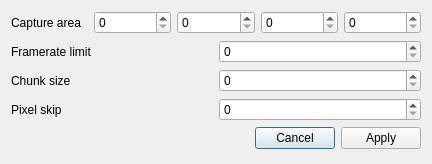
This is dialogs/alc-screen-configure-dialog.ui in dev-0x7C6/led-frame as Qt 5 draws it before an edit. The edited form follows.
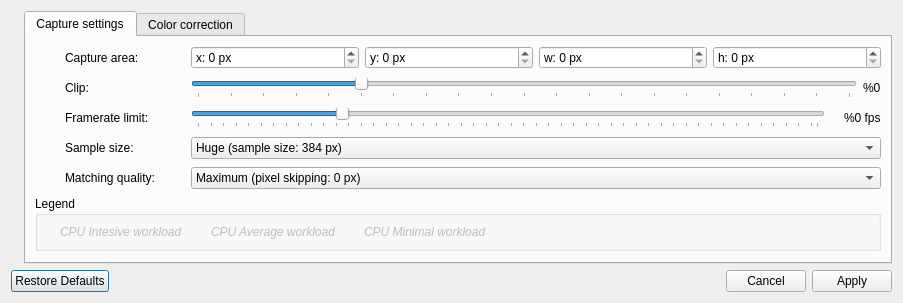
This is the edited form. Icons and pictures are not drawn. Custom widgets are drawn as their Qt base class.

Diff of the .ui file:
```diff
--- a/dialogs/alc-screen-configure-dialog.ui
+++ b/dialogs/alc-screen-configure-dialog.ui
@@ -6,8 +6,8 @@
    <rect>
     <x>0</x>
     <y>0</y>
-    <width>432</width>
-    <height>164</height>
+    <width>903</width>
+    <height>301</height>
    </rect>
   </property>
   <property name="windowTitle">
@@ -15,79 +15,734 @@
   </property>
   <layout class="QVBoxLayout" name="verticalLayout">
    <item>
-    <layout class="QHBoxLayout" name="horizontalLayout_4">
+    <layout class="QHBoxLayout" name="horizontalLayout_5">
      <item>
-      <widget class="QLabel" name="label_4">
+      <widget class="QLabel" name="label_6">
        <property name="text">
-        <string>Capture area</string>
+        <string/>
        </property>
-      </widget>
-     </item>
-     <item>
-      <widget class="QSpinBox" name="spinBox_5"/>
-     </item>
-     <item>
-      <widget class="QSpinBox" name="spinBox_6"/>
-     </item>
-     <item>
-      <widget class="QSpinBox" name="spinBox_4"/>
-     </item>
-     <item>
-      <widget class="QSpinBox" name="spinBox_7"/>
-     </item>
-    </layout>
-   </item>
-   <item>
-    <layout class="QHBoxLayout" name="horizontalLayout">
-     <item>
-      <widget class="QLabel" name="label">
-       <property name="text">
-        <string>Framerate limit</string>
+       <property name="pixmap">
+        <pixmap resource="../resources/resource.qrc">:/256x256/display2.png</pixmap>
        </property>
-      </widget>
-     </item>
-     <item>
-      <widget class="QSpinBox" name="spinBox"/>
-     </item>
-    </layout>
-   </item>
-   <item>
-    <layout class="QHBoxLayout" name="horizontalLayout_2">
-     <item>
-      <widget class="QLabel" name="label_2">
-       <property name="text">
-        <string>Chunk size</string>
+       <property name="alignment">
+        <set>Qt::AlignLeading|Qt::AlignLeft|Qt::AlignTop</set>
        </property>
       </widget>
      </item>
      <item>
-      <widget class="QSpinBox" name="spinBox_2"/>
-     </item>
-    </layout>
-   </item>
-   <item>
-    <layout class="QHBoxLayout" name="horizontalLayout_3">
-     <item>
-      <widget class="QLabel" name="label_3">
-       <property name="text">
-        <string>Pixel skip</string>
+      <widget class="QTabWidget" name="tabWidget">
+       <property name="currentIndex">
+        <number>0</number>
        </property>
+       <widget class="QWidget" name="tab">
+        <attribute name="title">
+         <string>Capture settings</string>
+        </attribute>
+        <layout class="QVBoxLayout" name="verticalLayout_3">
+         <item>
+          <layout class="QHBoxLayout" name="horizontalLayout_4">
+           <item>
+            <widget class="QLabel" name="brightnessIcon">
+             <property name="minimumSize">
+              <size>
+               <width>24</width>
+               <height>24</height>
+              </size>
+             </property>
+             <property name="text">
+              <string/>
+             </property>
+             <property name="pixmap">
+              <pixmap resource="../resources/resource.qrc">:/22x22/all-screens.png</pixmap>
+             </property>
+             <property name="alignment">
+              <set>Qt::AlignCenter</set>
+             </property>
+            </widget>
+           </item>
+           <item>
+            <widget class="QLabel" name="label_4">
+             <property name="sizePolicy">
+              <sizepolicy hsizetype="Maximum" vsizetype="Maximum">
+               <horstretch>0</horstretch>
+               <verstretch>0</verstretch>
+              </sizepolicy>
+             </property>
+             <property name="minimumSize">
+              <size>
+               <width>120</width>
+               <height>0</height>
+              </size>
+             </property>
+             <property name="text">
+              <string>Capture area:</string>
+             </property>
+            </widget>
+           </item>
+           <item>
+            <widget class="QSpinBox" name="areaX">
+             <property name="sizePolicy">
+              <sizepolicy hsizetype="MinimumExpanding" vsizetype="Fixed">
+               <horstretch>0</horstretch>
+               <verstretch>0</verstretch>
+              </sizepolicy>
+             </property>
+             <property name="suffix">
+              <string> px</string>
+             </property>
+             <property name="prefix">
+              <string>x: </string>
+             </property>
+             <property name="maximum">
+              <number>10000</number>
+             </property>
+            </widget>
+           </item>
+           <item>
+            <widget class="QSpinBox" name="areaY">
+             <property name="sizePolicy">
+              <sizepolicy hsizetype="MinimumExpanding" vsizetype="Fixed">
+               <horstretch>0</horstretch>
+               <verstretch>0</verstretch>
+              </sizepolicy>
+             </property>
+             <property name="suffix">
+              <string> px</string>
+             </property>
+             <property name="prefix">
+              <string>y: </string>
+             </property>
+             <property name="maximum">
+              <number>10000</number>
+             </property>
+            </widget>
+           </item>
+           <item>
+            <widget class="QSpinBox" name="areaWidth">
+             <property name="sizePolicy">
+              <sizepolicy hsizetype="MinimumExpanding" vsizetype="Fixed">
+               <horstretch>0</horstretch>
+               <verstretch>0</verstretch>
+              </sizepolicy>
+             </property>
+             <property name="suffix">
+              <string> px</string>
+             </property>
+             <property name="prefix">
+              <string>w: </string>
+             </property>
+             <property name="maximum">
+              <number>10000</number>
+             </property>
+            </widget>
+           </item>
+           <item>
+            <widget class="QSpinBox" name="areaHeight">
+             <property name="sizePolicy">
+              <sizepolicy hsizetype="MinimumExpanding" vsizetype="Fixed">
+               <horstretch>0</horstretch>
+               <verstretch>0</verstretch>
+              </sizepolicy>
+             </property>
+             <property name="suffix">
+              <string> px</string>
+             </property>
+             <property name="prefix">
+              <string>h: </string>
+             </property>
+             <property name="maximum">
+              <number>10000</number>
+             </property>
+            </widget>
+           </item>
+          </layout>
+         </item>
+         <item>
+          <layout class="QHBoxLayout" name="horizontalLayout_7">
+           <item>
+            <widget class="QLabel" name="brightnessIcon_2">
+             <property name="sizePolicy">
+              <sizepolicy hsizetype="Maximum" vsizetype="Maximum">
+               <horstretch>0</horstretch>
+               <verstretch>0</verstretch>
+              </sizepolicy>
+             </property>
+             <property name="minimumSize">
+              <size>
+               <width>24</width>
+               <height>24</height>
+              </size>
+             </property>
+             <property name="text">
+              <string/>
+             </property>
+             <property name="pixmap">
+              <pixmap resource="../resources/resource.qrc">:/22x22/selected-area.png</pixmap>
+             </property>
+             <property name="alignment">
+              <set>Qt::AlignCenter</set>
+             </property>
+            </widget>
+           </item>
+           <item>
+            <widget class="QLabel" name="label_8">
+             <property name="sizePolicy">
+              <sizepolicy hsizetype="Maximum" vsizetype="Maximum">
+               <horstretch>0</horstretch>
+               <verstretch>0</verstretch>
+              </sizepolicy>
+             </property>
+             <property name="minimumSize">
+              <size>
+               <width>120</width>
+               <height>0</height>
+              </size>
+             </property>
+             <property name="text">
+              <string>Clip:</string>
+             </property>
+            </widget>
+           </item>
+           <item>
+            <widget class="QSlider" name="clip">
+             <property name="sizePolicy">
+              <sizepolicy hsizetype="MinimumExpanding" vsizetype="Maximum">
+               <horstretch>0</horstretch>
+               <verstretch>0</verstretch>
+              </sizepolicy>
+             </property>
+             <property name="minimum">
+              <number>0</number>
+             </property>
+             <property name="maximum">
+              <number>20</number>
+             </property>
+             <property name="value">
+              <number>5</number>
+             </property>
+             <property name="orientation">
+              <enum>Qt::Horizontal</enum>
+             </property>
+             <property name="tickPosition">
+              <enum>QSlider::TicksBelow</enum>
+             </property>
+             <property name="tickInterval">
+              <number>1</number>
+             </property>
+            </widget>
+           </item>
+           <item>
+            <widget class="QLabel" name="clipLabel">
+             <property name="sizePolicy">
+              <sizepolicy hsizetype="Maximum" vsizetype="Maximum">
+               <horstretch>0</horstretch>
+               <verstretch>0</verstretch>
+              </sizepolicy>
+             </property>
+             <property name="text">
+              <string>%0</string>
+             </property>
+            </widget>
+           </item>
+          </layout>
+         </item>
+         <item>
+          <layout class="QHBoxLayout" name="horizontalLayout">
+           <item>
+            <widget class="QLabel" name="brightnessIcon_4">
+             <property name="sizePolicy">
+              <sizepolicy hsizetype="Maximum" vsizetype="Maximum">
+               <horstretch>0</horstretch>
+               <verstretch>0</verstretch>
+              </sizepolicy>
+             </property>
+             <property name="minimumSize">
+              <size>
+               <width>24</width>
+               <height>24</height>
+              </size>
+             </property>
+             <property name="text">
+              <string/>
+             </property>
+             <property name="pixmap">
+              <pixmap resource="../resources/resource.qrc">:/22x22/skip.png</pixmap>
+             </property>
+             <property name="alignment">
+              <set>Qt::AlignCenter</set>
+             </property>
+            </widget>
+           </item>
+           <item>
+            <widget class="QLabel" name="label">
+             <property name="sizePolicy">
+              <sizepolicy hsizetype="Maximum" vsizetype="Maximum">
+               <horstretch>0</horstretch>
+               <verstretch>0</verstretch>
+              </sizepolicy>
+             </property>
+             <property name="minimumSize">
+              <size>
+               <width>120</width>
+               <height>0</height>
+              </size>
+             </property>
+             <property name="text">
+              <string>Framerate limit:</string>
+             </property>
+            </widget>
+           </item>
+           <item>
+            <widget class="QSlider" name="fps">
+             <property name="sizePolicy">
+              <sizepolicy hsizetype="Expanding" vsizetype="Maximum">
+               <horstretch>0</horstretch>
+               <verstretch>0</verstretch>
+              </sizepolicy>
+             </property>
+             <property name="minimum">
+              <number>1</number>
+             </property>
+             <property name="maximum">
+              <number>100</number>
+             </property>
+             <property name="value">
+              <number>24</number>
+             </property>
+             <property name="orientation">
+              <enum>Qt::Horizontal</enum>
+             </property>
+             <property name="tickPosition">
+              <enum>QSlider::TicksBelow</enum>
+             </property>
+             <property name="tickInterval">
+              <number>2</number>
+             </property>
+            </widget>
+           </item>
+           <item>
+            <widget class="QLabel" name="fpsCpu">
+             <property name="sizePolicy">
+              <sizepolicy hsizetype="Maximum" vsizetype="Maximum">
+               <horstretch>0</horstretch>
+               <verstretch>0</verstretch>
+              </sizepolicy>
+             </property>
+             <property name="text">
+              <string/>
+             </property>
+             <property name="pixmap">
+              <pixmap resource="../resources/resource.qrc">:/custom/green.png</pixmap>
+             </property>
+             <property name="alignment">
+              <set>Qt::AlignCenter</set>
+             </property>
+            </widget>
+           </item>
+           <item>
+            <widget class="QLabel" name="fpsLabel">
+             <property name="sizePolicy">
+              <sizepolicy hsizetype="Maximum" vsizetype="Maximum">
+               <horstretch>0</horstretch>
+               <verstretch>0</verstretch>
+              </sizepolicy>
+             </property>
+             <property name="text">
+              <string>%0 fps</string>
+             </property>
+            </widget>
+           </item>
+          </layout>
+         </item>
+         <item>
+          <layout class="QHBoxLayout" name="horizontalLayout_2">
+           <item>
+            <widget class="QLabel" name="brightnessIcon_3">
+             <property name="minimumSize">
+              <size>
+               <width>24</width>
+               <height>24</height>
+              </size>
+             </property>
+             <property name="text">
+              <string/>
+             </property>
+             <property name="pixmap">
+              <pixmap resource="../resources/resource.qrc">:/22x22/alghoritm.png</pixmap>
+             </property>
+             <property name="alignment">
+              <set>Qt::AlignCenter</set>
+             </property>
+            </widget>
+           </item>
+           <item>
+            <widget class="QLabel" name="label_2">
+             <property name="minimumSize">
+              <size>
+               <width>120</width>
+               <height>0</height>
+              </size>
+             </property>
+             <property name="text">
+              <string>Sample size:</string>
+             </property>
+            </widget>
+           </item>
+           <item>
+            <widget class="QComboBox" name="sampleSize">
+             <property name="sizePolicy">
+              <sizepolicy hsizetype="MinimumExpanding" vsizetype="Fixed">
+               <horstretch>0</horstretch>
+               <verstretch>0</verstretch>
+              </sizepolicy>
+             </property>
+             <item>
+              <property name="text">
+               <string>Huge (sample size: 384 px)</string>
+              </property>
+              <property name="icon">
+               <iconset resource="../resources/resource.qrc">
+                <normaloff>:/custom/red.png</normaloff>:/custom/red.png</iconset>
+              </property>
+             </item>
+             <item>
+              <property name="text">
+               <string>Large++ (sample size: 320px)</string>
+              </property>
+              <property name="icon">
+               <iconset resource="../resources/resource.qrc">
+                <normaloff>:/custom/red.png</normaloff>:/custom/red.png</iconset>
+              </property>
+             </item>
+             <item>
+              <property name="text">
+               <string>Large+ (sample size: 256 px)</string>
+              </property>
+              <property name="icon">
+               <iconset resource="../resources/resource.qrc">
+                <normaloff>:/custom/blue.png</normaloff>:/custom/blue.png</iconset>
+              </property>
+             </item>
+             <item>
+              <property name="text">
+               <string>Large (sample size: 196 px)</string>
+              </property>
+              <property name="icon">
+               <iconset resource="../resources/resource.qrc">
+                <normaloff>:/custom/blue.png</normaloff>:/custom/blue.png</iconset>
+              </property>
+             </item>
+             <item>
+              <property name="text">
+               <string>Average (sample size: 128 px)</string>
+              </property>
+              <property name="icon">
+               <iconset resource="../resources/resource.qrc">
+                <normaloff>:/custom/green.png</normaloff>:/custom/green.png</iconset>
+              </property>
+             </item>
+             <item>
+              <property name="text">
+               <string>Small+ (sample size: 96 px)</string>
+              </property>
+              <property name="icon">
+               <iconset resource="../resources/resource.qrc">
+                <normaloff>:/custom/green.png</normaloff>:/custom/green.png</iconset>
+              </property>
+             </item>
+             <item>
+              <property name="text">
+               <string>Small (sample size: 64 px)</string>
+              </property>
+              <property name="icon">
+               <iconset resource="../resources/resource.qrc">
+                <normaloff>:/custom/green.png</normaloff>:/custom/green.png</iconset>
+              </property>
+             </item>
+             <item>
+              <property name="text">
+               <string>Smallest (sample size: 32 px)</string>
+              </property>
+              <property name="icon">
+               <iconset resource="../resources/resource.qrc">
+                <normaloff>:/custom/green.png</normaloff>:/custom/green.png</iconset>
+              </property>
+             </item>
+            </widget>
+           </item>
+          </layout>
+         </item>
+         <item>
+          <layout class="QHBoxLayout" name="horizontalLayout_3">
+           <item>
+            <widget class="QLabel" name="brightnessIcon_5">
+             <property name="minimumSize">
+              <size>
+               <width>24</width>
+               <height>24</height>
+              </size>
+             </property>
+             <property name="text">
+              <string/>
+             </property>
+             <property name="pixmap">
+              <pixmap resource="../resources/resource.qrc">:/22x22/fpsrate.png</pixmap>
+             </property>
+             <property name="alignment">
+              <set>Qt::AlignCenter</set>
+             </property>
+            </widget>
+           </item>
+           <item>
+            <widget class="QLabel" name="label_3">
+             <property name="minimumSize">
+              <size>
+               <width>120</width>
+               <height>0</height>
+              </size>
+             </property>
+             <property name="text">
+              <string>Matching quality:</string>
+             </property>
+            </widget>
+           </item>
+           <item>
+            <widget class="QComboBox" name="matching">
+             <property name="sizePolicy">
+              <sizepolicy hsizetype="MinimumExpanding" vsizetype="Fixed">
+               <horstretch>0</horstretch>
+               <verstretch>0</verstretch>
+              </sizepolicy>
+             </property>
+             <property name="currentIndex">
+              <number>0</number>
+             </property>
+             <item>
+              <property name="text">
+               <string>Maximum (pixel skipping: 0 px)</string>
+              </property>
+              <property name="icon">
+               <iconset resource="../resources/resource.qrc">
+                <normaloff>:/custom/red.png</normaloff>:/custom/red.png</iconset>
+              </property>
+             </item>
+             <item>
+              <property name="text">
+               <string>Good (pixel skipping: 16 px)</string>
+              </property>
+              <property name="icon">
+               <iconset resource="../resources/resource.qrc">
+                <normaloff>:/custom/blue.png</normaloff>:/custom/blue.png</iconset>
+              </property>
+             </item>
+             <item>
+              <property name="text">
+               <string>Average  (pixel skipping: 24 px)</string>
+              </property>
+              <property name="icon">
+               <iconset resource="../resources/resource.qrc">
+                <normaloff>:/custom/green.png</normaloff>:/custom/green.png</iconset>
+              </property>
+             </item>
+             <item>
+              <property name="text">
+               <string>Bad (pixel skipping: 32 px)</string>
+              </property>
+              <property name="icon">
+               <iconset resource="../resources/resource.qrc">
+                <normaloff>:/custom/green.png</normaloff>:/custom/green.png</iconset>
+              </property>
+             </item>
+             <item>
+              <property name="text">
+               <string>Minumum (pixel skipping: 48 px)</string>
+              </property>
+              <property name="icon">
+               <iconset resource="../resources/resource.qrc">
+                <normaloff>:/custom/green.png</normaloff>:/custom/green.png</iconset>
+              </property>
+             </item>
+            </widget>
+           </item>
+          </layout>
+         </item>
+         <item>
+          <widget class="QGroupBox" name="groupBox">
+           <property name="sizePolicy">
+            <sizepolicy hsizetype="Preferred" vsizetype="Maximum">
+             <horstretch>0</horstretch>
+             <verstretch>0</verstretch>
+            </sizepolicy>
+           </property>
+           <property name="title">
+            <string>Legend</string>
+           </property>
+           <layout class="QHBoxLayout" name="horizontalLayout_6">
+            <item>
+             <widget class="QLabel" name="label_16">
+              <property name="enabled">
+               <bool>true</bool>
+              </property>
+              <property name="sizePolicy">
+               <sizepolicy hsizetype="Maximum" vsizetype="Maximum">
+                <horstretch>0</horstretch>
+                <verstretch>0</verstretch>
+               </sizepolicy>
+              </property>
+              <property name="text">
+               <string/>
+              </property>
+              <property name="pixmap">
+               <pixmap resource="../resources/resource.qrc">:/custom/red.png</pixmap>
+              </property>
+              <property name="alignment">
+               <set>Qt::AlignCenter</set>
+              </property>
+             </widget>
+            </item>
+            <item>
+             <widget class="QLabel" name="label_7">
+              <property name="enabled">
+               <bool>false</bool>
+              </property>
+              <property name="font">
+               <font>
+                <weight>50</weight>
+                <italic>true</italic>
+                <bold>false</bold>
+               </font>
+              </property>
+              <property name="text">
+               <string>CPU Intesive workload   </string>
+              </property>
+             </widget>
+            </item>
+            <item>
+             <widget class="QLabel" name="label_17">
+              <property name="sizePolicy">
+               <sizepolicy hsizetype="Maximum" vsizetype="Maximum">
+                <horstretch>0</horstretch>
+                <verstretch>0</verstretch>
+               </sizepolicy>
+              </property>
+              <property name="text">
+               <string/>
+              </property>
+              <property name="pixmap">
+               <pixmap resource="../resources/resource.qrc">:/custom/blue.png</pixmap>
+              </property>
+              <property name="alignment">
+               <set>Qt::AlignCenter</set>
+              </property>
+             </widget>
+            </item>
+            <item>
+             <widget class="QLabel" name="label_9">
+              <property name="enabled">
+               <bool>false</bool>
+              </property>
+              <property name="font">
+               <font>
+                <weight>50</weight>
+                <italic>true</italic>
+                <bold>false</bold>
+               </font>
+              </property>
+              <property name="text">
+               <string>CPU Average workload   </string>
+              </property>
+             </widget>
+            </item>
+            <item>
+             <widget class="QLabel" name="label_18">
+              <property name="sizePolicy">
+               <sizepolicy hsizetype="Maximum" vsizetype="Maximum">
+                <horstretch>0</horstretch>
+                <verstretch>0</verstretch>
+               </sizepolicy>
+              </property>
+              <property name="text">
+               <string/>
+              </property>
+              <property name="pixmap">
+               <pixmap resource="../resources/resource.qrc">:/custom/green.png</pixmap>
+              </property>
+              <property name="alignment">
+               <set>Qt::AlignCenter</set>
+              </property>
+             </widget>
+            </item>
+            <item>
+             <widget class="QLabel" name="label_10">
+              <property name="enabled">
+               <bool>false</bool>
+              </property>
+              <property name="font">
+               <font>
+                <weight>50</weight>
+                <italic>true</italic>
+                <bold>false</bold>
+               </font>
+              </property>
+              <property name="text">
+               <string>CPU Minimal workload </string>
+              </property>
+             </widget>
+            </item>
+            <item>
+             <spacer name="horizontalSpacer">
+              <property name="orientation">
+               <enum>Qt::Horizontal</enum>
+              </property>
+              <property name="sizeHint" stdset="0">
+               <size>
+                <width>0</width>
+                <height>10</height>
+               </size>
+              </property>
+             </spacer>
+            </item>
+           </layout>
+          </widget>
+         </item>
+        </layout>
+       </widget>
+       <widget class="QWidget" name="tab_2">
+        <attribute name="title">
+         <string>Color correction</string>
+        </attribute>
+        <layout class="QVBoxLayout" name="verticalLayout_2">
+         <item>
+          <widget class="ALCColorCorrectionWidget" name="widget" native="true"/>
+         </item>
+        </layout>
+       </widget>
       </widget>
      </item>
-     <item>
-      <widget class="QSpinBox" name="spinBox_3"/>
-     </item>
     </layout>
    </item>
    <item>
     <widget class="QDialogButtonBox" name="buttonBox">
      <property name="standardButtons">
-      <set>QDialogButtonBox::Apply|QDialogButtonBox::Cancel</set>
+      <set>QDialogButtonBox::Apply|QDialogButtonBox::Cancel|QDialogButtonBox::RestoreDefaults</set>
+     </property>
+     <property name="centerButtons">
+      <bool>false</bool>
      </property>
     </widget>
    </item>
   </layout>
  </widget>
- <resources/>
+ <customwidgets>
+  <customwidget>
+   <class>ALCColorCorrectionWidget</class>
+   <extends>QWidget</extends>
+   <header>widgets/alc-color-correction-widget.h</header>
+   <container>1</container>
+  </customwidget>
+ </customwidgets>
+ <resources>
+  <include location="../resources/resource.qrc"/>
+ </resources>
  <connections/>
 </ui>
```
Left out of the diff: 2 changed lines with no effect on the pictures.
